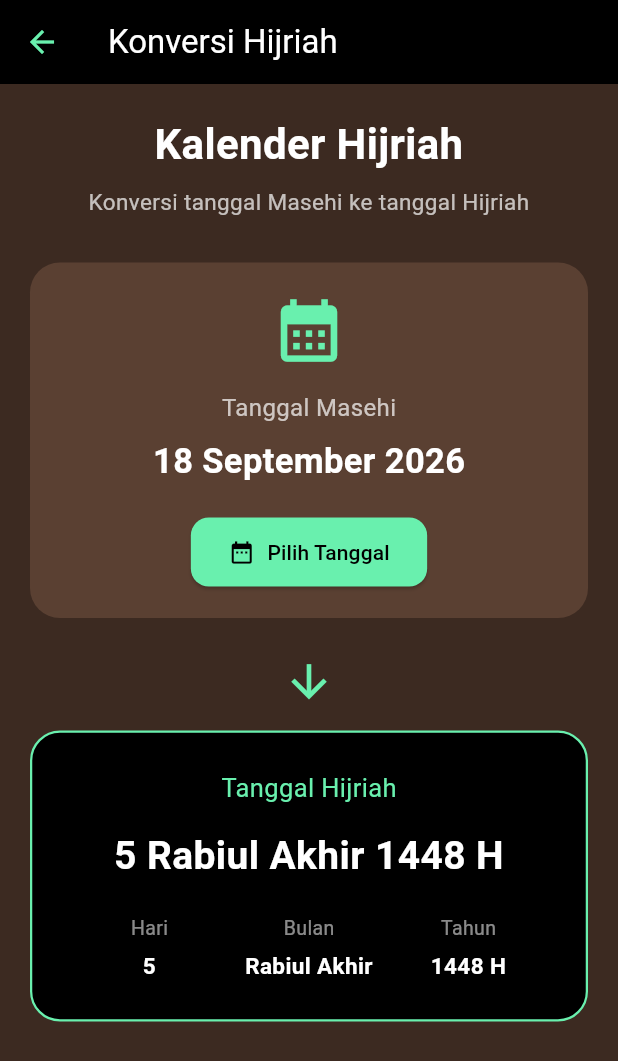
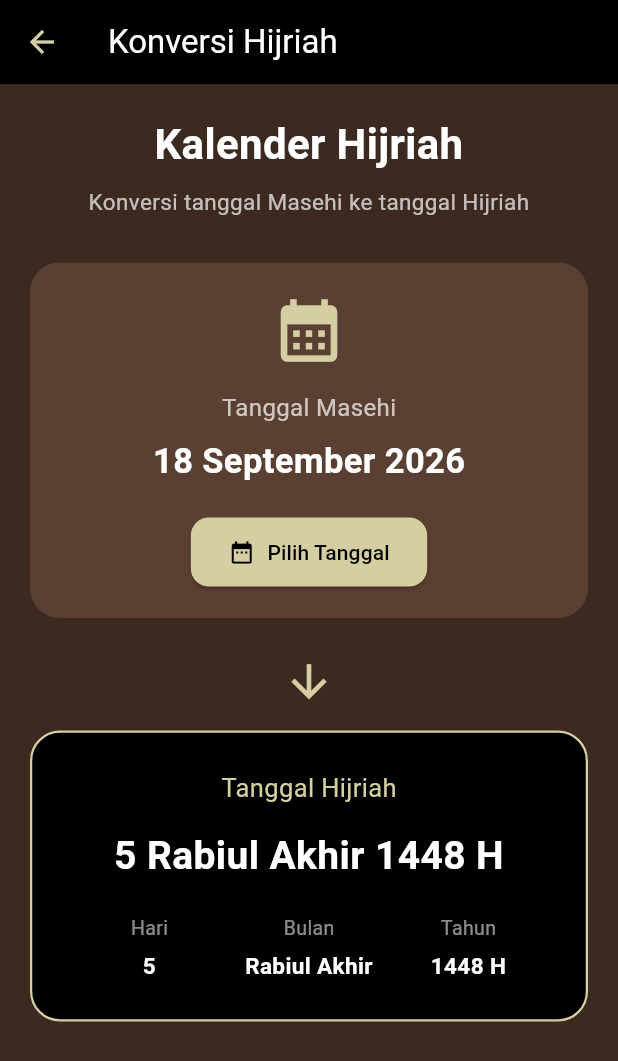
Before and after one commit to farelkurniawan/Tugas-3-Pemrograman-Aplikasi-Mobile, a Flutter app: the KonversiHijriahScreen screen opened directly, on a phone screen of 412 x 824 dp. Shown: the top 1061 px of the screen. Run offline on Flutter 3.47's test engine with Material 3 defaults, Android fonts, the phone set to English and light mode, and no system bars; our stand-ins replace cloud_firestore, firebase_core, google_fonts, shared_preferences; accounts and stored records are empty; Roboto replaces fonts that are missing (Philosopher).

Commit message:
ubah warna

```diff
--- a/aplikasi_persiapan_pernikahan/lib/daftar_anggota_screen.dart
+++ b/aplikasi_persiapan_pernikahan/lib/daftar_anggota_screen.dart
@@ -14,7 +14,7 @@ class DaftarAnggotaScreen extends StatelessWidget {
         ),
         backgroundColor: Colors.black,
         iconTheme: const IconThemeData(
-          color: Colors.greenAccent,
+          color: Color(0xFFD5CEA3),
         ),
       ),
       body: ListView(
--- a/aplikasi_persiapan_pernikahan/lib/hitung_weton_screen.dart
+++ b/aplikasi_persiapan_pernikahan/lib/hitung_weton_screen.dart
@@ -163,7 +163,7 @@ class _HitungWetonScreenState extends State<HitungWetonScreen> {
       appBar: AppBar(
         title: const Text('Hitung Kecocokan Weton', style: TextStyle(color: Colors.white)),
         backgroundColor: Colors.black,
-        iconTheme: const IconThemeData(color: Color(0xFF3C2A21)),
+        iconTheme: const IconThemeData(color: Color(0xFFD5CEA3)),
       ),
       body: SingleChildScrollView(
         padding: const EdgeInsets.all(20.0),
--- a/aplikasi_persiapan_pernikahan/lib/konversi_hijriah_screen.dart
+++ b/aplikasi_persiapan_pernikahan/lib/konversi_hijriah_screen.dart
@@ -133,7 +133,7 @@ class _KonversiHijriahScreenState
         ),
         backgroundColor: Colors.black,
         iconTheme: const IconThemeData(
-          color: Colors.greenAccent,
+          color: Color(0xFFD5CEA3),
         ),
       ),
 
@@ -179,7 +179,7 @@ class _KonversiHijriahScreenState
 
                   const Icon(
                     Icons.calendar_month,
-                    color: Colors.greenAccent,
+                    color: Color(0xFFD5CEA3),
                     size: 50,
                   ),
 
@@ -211,7 +211,7 @@ class _KonversiHijriahScreenState
                     icon: const Icon(Icons.date_range),
                     label: const Text('Pilih Tanggal'),
                     style: ElevatedButton.styleFrom(
-                      backgroundColor: Colors.greenAccent,
+                      backgroundColor: Color(0xFFD5CEA3),
                       foregroundColor: Colors.black,
                       padding: const EdgeInsets.symmetric(
                         horizontal: 25,
@@ -232,7 +232,7 @@ class _KonversiHijriahScreenState
             // Icon konversi
             const Icon(
               Icons.arrow_downward,
-              color: Colors.greenAccent,
+              color: Color(0xFFD5CEA3),
               size: 35,
             ),
 
@@ -245,7 +245,7 @@ class _KonversiHijriahScreenState
                 color: Colors.black,
                 borderRadius: BorderRadius.circular(20),
                 border: Border.all(
-                  color: Colors.greenAccent,
+                  color: Color(0xFFD5CEA3),
                   width: 1.5,
                 ),
               ),
@@ -255,7 +255,7 @@ class _KonversiHijriahScreenState
                   const Text(
                     'Tanggal Hijriah',
                     style: TextStyle(
-                      color: Colors.greenAccent,
+                      color: Color(0xFFD5CEA3),
                       fontSize: 17,
                     ),
                   ),
--- a/aplikasi_persiapan_pernikahan/lib/konversi_saka_bali_screen.dart
+++ b/aplikasi_persiapan_pernikahan/lib/konversi_saka_bali_screen.dart
@@ -308,7 +308,7 @@ class _KonversiSakaBaliScreenState extends State<KonversiSakaBaliScreen> {
         ),
         backgroundColor: Colors.black,
         iconTheme: const IconThemeData(
-          color: Colors.greenAccent,
+          color: Color(0xFFD5CEA3),
         ),
       ),
       body: SingleChildScrollView(
@@ -346,7 +346,7 @@ class _KonversiSakaBaliScreenState extends State<KonversiSakaBaliScreen> {
                 ),
                 trailing: const Icon(
                   Icons.date_range,
-                  color: Colors.greenAccent,
+                  color: Color(0xFFD5CEA3),
                 ),
                 onTap: pilihTanggal,
               ),
--- a/aplikasi_persiapan_pernikahan/lib/konversi_umur_screen.dart
+++ b/aplikasi_persiapan_pernikahan/lib/konversi_umur_screen.dart
@@ -72,7 +72,7 @@ class _KonversiUmurScreenState extends State<KonversiUmurScreen> {
         ),
         backgroundColor: Colors.black,
         iconTheme: const IconThemeData(
-          color: Colors.greenAccent,
+          color: Color(0xFFD5CEA3),
         ),
       ),
       body: Padding(
@@ -110,7 +110,7 @@ class _KonversiUmurScreenState extends State<KonversiUmurScreen> {
                 ),
                 trailing: const Icon(
                   Icons.calendar_month,
-                  color: Colors.greenAccent,
+                  color: Color(0xFFD5CEA3),
                 ),
                 onTap: pilihTanggalLahir,
               ),
```
